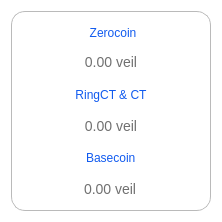
Before: the Qt Designer form src/qt/veil/forms/tooltipbalance.ui in Veil-Project/veil, drawn with Qt 5.
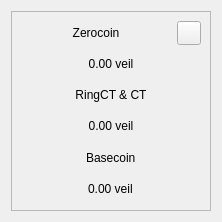
After: the same form once the commit is applied. Icons and pictures are not drawn.

The edit to the form file:
```diff
--- a/src/qt/veil/forms/tooltipbalance.ui
+++ b/src/qt/veil/forms/tooltipbalance.ui
@@ -19,9 +19,6 @@
   <property name="windowTitle">
    <string>Form</string>
   </property>
-  <property name="styleSheet">
-   <string notr="true">background-color:transparent</string>
-  </property>
   <layout class="QVBoxLayout" name="verticalLayout_2">
    <item>
     <widget class="QFrame" name="frame">
@@ -37,13 +34,6 @@
        <height>200</height>
       </size>
      </property>
-     <property name="styleSheet">
-      <string notr="true">#frame {
-background-color:#ffffff;
-border-radius:14px;
-border:1px solid #bababa;
-}</string>
-     </property>
      <property name="frameShape">
       <enum>QFrame::StyledPanel</enum>
      </property>
@@ -58,12 +48,6 @@
        <layout class="QHBoxLayout" name="horizontalLayout">
         <item>
          <widget class="QLabel" name="lblFirst">
-          <property name="styleSheet">
-           <string notr="true">color:#105aef;
-font-size:12px;
-text-align:center;
-padding-left:34px;</string>
-          </property>
           <property name="text">
            <string>Zerocoin</string>
           </property>
@@ -89,10 +73,6 @@
           <property name="focusPolicy">
            <enum>Qt::NoFocus</enum>
           </property>
-          <property name="styleSheet">
-           <string notr="true">border:none;
-background-color:transparent;</string>
-          </property>
           <property name="text">
            <string/>
           </property>
@@ -112,12 +92,6 @@
       </item>
       <item>
        <widget class="QLabel" name="textZero">
-        <property name="styleSheet">
-         <string notr="true">font-size:14px;
-color:#707070;
-text-align:center;
-padding-bottom:4px;</string>
-        </property>
         <property name="text">
          <string>0.00 veil</string>
         </property>
@@ -128,11 +102,6 @@
       </item>
       <item>
        <widget class="QLabel" name="lblSecond">
-        <property name="styleSheet">
-         <string notr="true">color:#105aef;
-font-size:12px;
-text-align:center;</string>
-        </property>
         <property name="text">
          <string>RingCT &amp; CT</string>
         </property>
@@ -143,11 +112,6 @@
       </item>
       <item>
        <widget class="QLabel" name="textRing">
-        <property name="styleSheet">
-         <string notr="true">font-size:14px;
-color:#707070;
-text-align:center;</string>
-        </property>
         <property name="text">
          <string>0.00 veil</string>
         </property>
@@ -158,11 +122,6 @@
       </item>
       <item alignment="Qt::AlignHCenter">
        <widget class="QLabel" name="lblThird">
-        <property name="styleSheet">
-         <string notr="true">color:#105aef;
-font-size:12px;
-text-align:center;</string>
-        </property>
         <property name="text">
          <string>Basecoin</string>
         </property>
@@ -170,11 +129,6 @@
       </item>
       <item alignment="Qt::AlignHCenter">
        <widget class="QLabel" name="textBasecoin">
-        <property name="styleSheet">
-         <string notr="true">font-size:14px;
-color:#707070;
-text-align:center;</string>
-        </property>
         <property name="text">
          <string>0.00 veil</string>
         </property>
```
